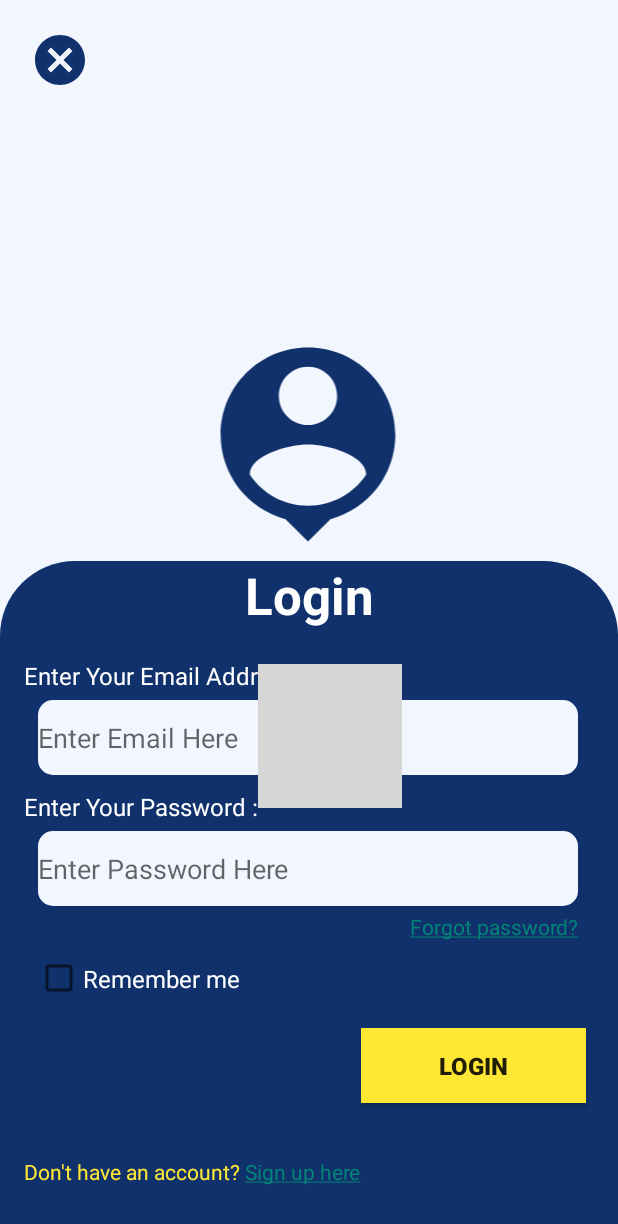
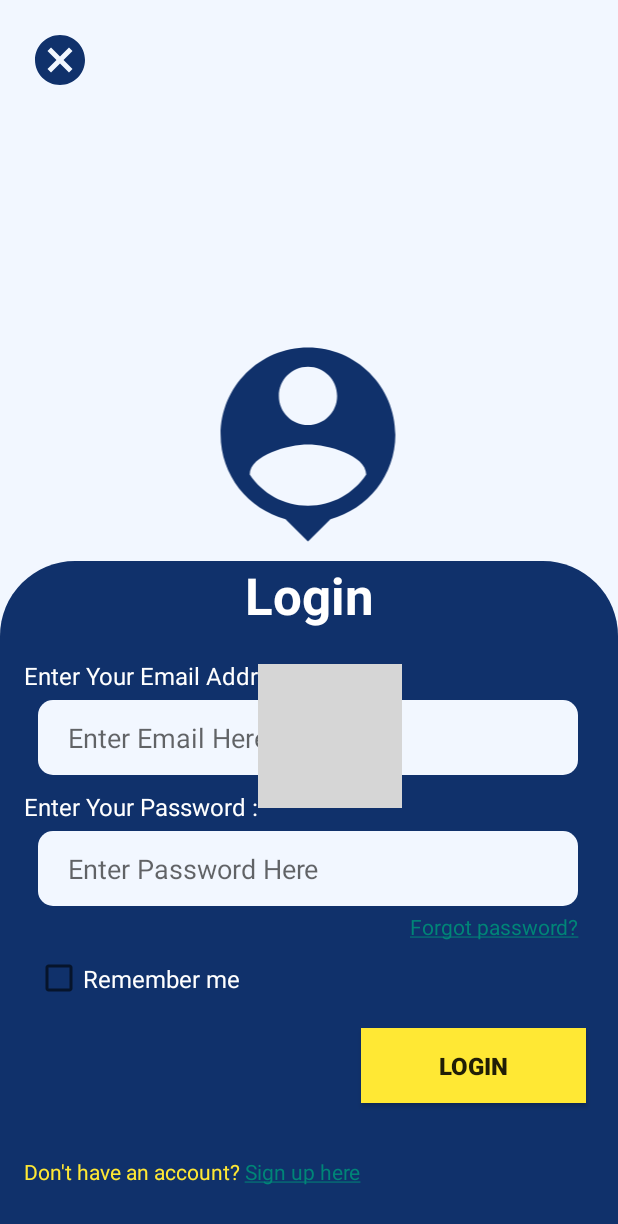
Before and after one commit to IT21252990/Job_Clique, an Android app: the userLoginActivity screen opened directly, with no data from a screen before it, on a phone screen of 412 x 824 dp. Shown: the top 1224 px of the screen. Run offline under Robolectric (Android 15) with nearby library versions, the light colour scheme and no system bars; grey boxes are pictures that could not be loaded.

Commit message:
complete loginPage

```diff
--- a/app/src/main/res/layout/activity_user_login.xml
+++ b/app/src/main/res/layout/activity_user_login.xml
@@ -80,6 +80,7 @@
         android:ems="10"
         android:hint="@string/loginEmail_hint"
         android:inputType="textPersonName"
+        android:paddingLeft="20dp"
         app:layout_constraintEnd_toEndOf="parent"
         app:layout_constraintHorizontal_bias="0.49"
         app:layout_constraintStart_toStartOf="parent"
@@ -107,6 +108,7 @@
         android:ems="10"
         android:hint="@string/regiPw_hint"
         android:inputType="textPassword"
+        android:paddingLeft="20dp"
         app:layout_constraintEnd_toEndOf="@+id/materialToolbar2"
         app:layout_constraintHorizontal_bias="0.49"
         app:layout_constraintStart_toStartOf="@+id/materialToolbar2"
```
